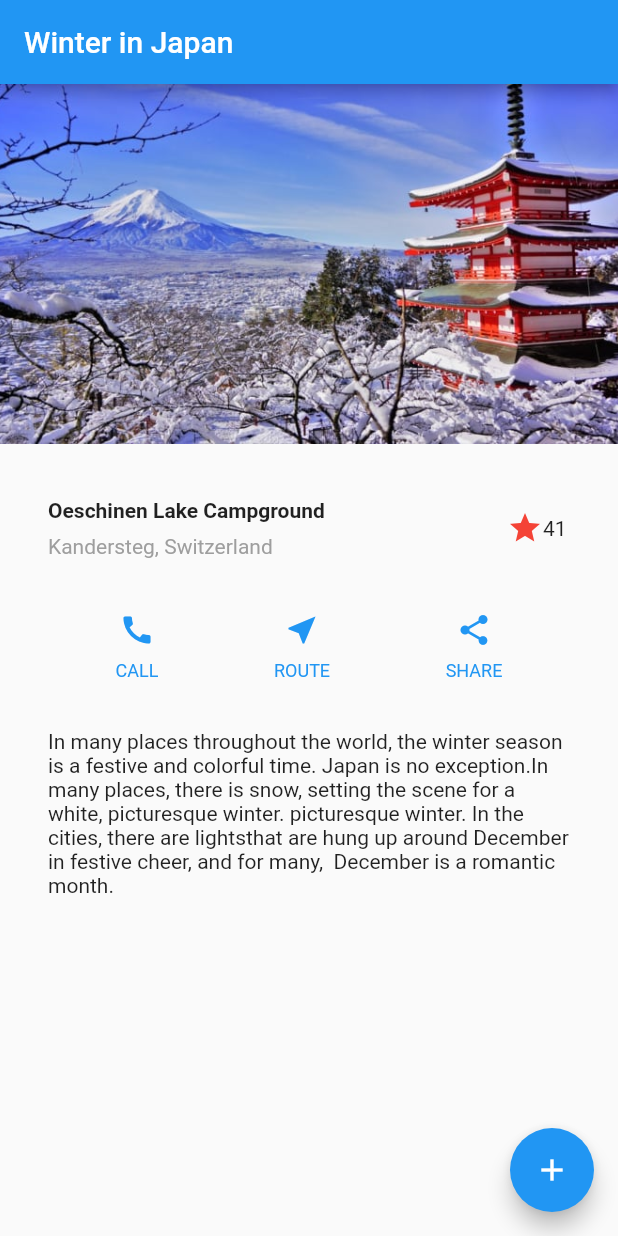
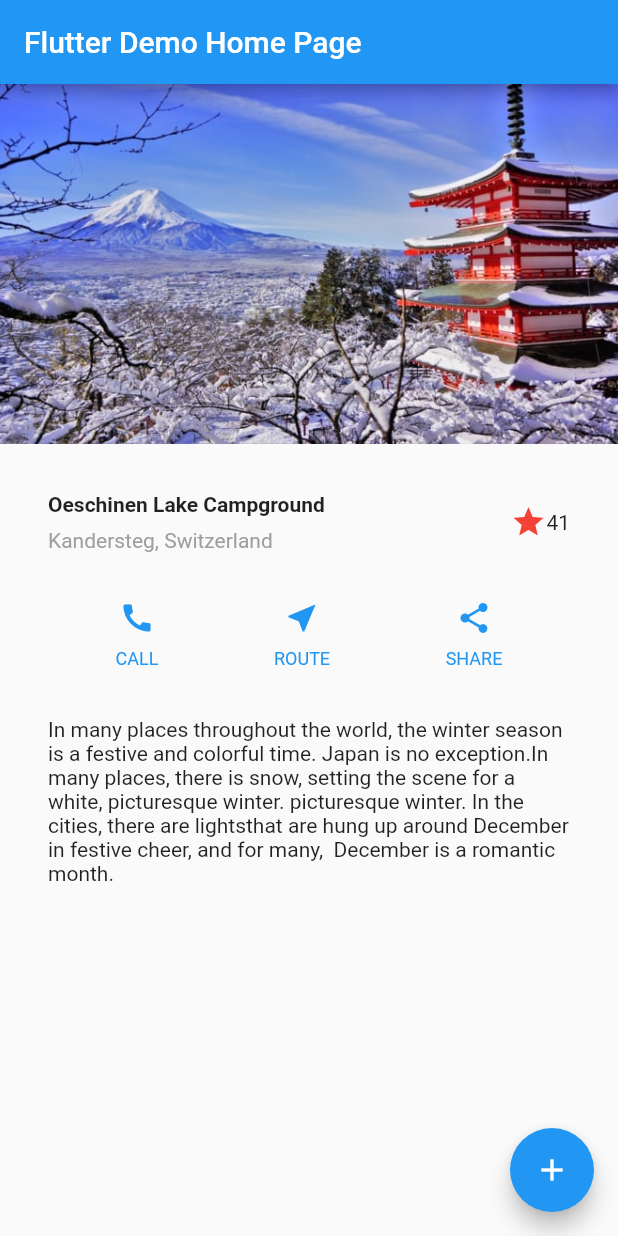
Before and after one commit to doffy0856/test-myapp, a Flutter app: the screen it shows after launch, on a phone screen of 412 x 824 dp. Run offline on Flutter 3.47's test engine with Material 2 defaults, Android fonts, the phone set to English and light mode, and no system bars.

Commit message:
first commit

```diff
--- a/lib/main.dart
+++ b/lib/main.dart
@@ -1,15 +1,10 @@
 import 'package:flutter/material.dart';
-
-import 'favoriteA.dart';
-import 'favoriteB.dart';
-import 'favoriteC.dart';
 
 void main() {
   runApp(MyApp());
 }
 
 class MyApp extends StatelessWidget {
-  // This widget is the root of your application.
   @override
   Widget build(BuildContext context) {
     return MaterialApp(
@@ -17,7 +12,7 @@ class MyApp extends StatelessWidget {
       theme: ThemeData(
         primarySwatch: Colors.blue,
       ),
-      home: MyHomePage(title: 'Winter in Japan'),
+      home: MyHomePage(title: 'Flutter Demo Home Page'),
     );
   }
 }
@@ -69,7 +64,11 @@ class _MyHomePageState extends State<MyHomePage> {
           ),
         ),
         /*3*/
-        FavoriteWidget(),
+        Icon(
+          Icons.star,
+          color: Colors.red[500],
+        ),
+        Text('41'),
       ],
     ),
   );
@@ -95,24 +94,9 @@ class _MyHomePageState extends State<MyHomePage> {
       child: Row(
         mainAxisAlignment: MainAxisAlignment.spaceEvenly,
         children: [
-          GestureDetector(
-              onTap: () {
-                Navigator.push(context,
-                    MaterialPageRoute(builder: (context) => TapboxA()));
-              },
-              child: _buildButtonColumn(color, Icons.call, 'CALL')),
-          GestureDetector(
-              onTap: () {
-                Navigator.push(context,
-                    MaterialPageRoute(builder: (context) => ParentWidget()));
-              },
-              child: _buildButtonColumn(color, Icons.near_me, 'ROUTE')),
-          GestureDetector(
-              onTap: () {
-                Navigator.push(context,
-                    MaterialPageRoute(builder: (context) => ParentWidgetC()));
-              },
-              child: _buildButtonColumn(color, Icons.share, 'SHARE')),
+          _buildButtonColumn(color, Icons.call, 'CALL'),
+          _buildButtonColumn(color, Icons.near_me, 'ROUTE'),
+          _buildButtonColumn(color, Icons.share, 'SHARE'),
         ],
       ),
     );
@@ -162,49 +146,3 @@ class _MyHomePageState extends State<MyHomePage> {
     );
   }
 }
-
-class FavoriteWidget extends StatefulWidget {
-  @override
-  _FavoriteWidgetState createState() => _FavoriteWidgetState();
-}
-
-class _FavoriteWidgetState extends State<FavoriteWidget> {
-  bool _isFavorited = true;
-  int _favoriteCount = 41;
-
-  void _toggleFavorite() {
-    setState(() {
-      if (_isFavorited) {
-        _favoriteCount -= 1;
-        _isFavorited = false;
-      } else {
-        _favoriteCount += 1;
-        _isFavorited = true;
-      }
-    });
-  }
-
-  Widget build(BuildContext context) {
-    return Row(
-      mainAxisSize: MainAxisSize.min,
-      children: [
-        Container(
-          padding: EdgeInsets.all(0),
-          child: IconButton(
-            padding: EdgeInsets.all(0),
-            alignment: Alignment.centerRight,
-            icon: (_isFavorited ? Icon(Icons.star) : Icon(Icons.star_border)),
-            color: Colors.red[500],
-            onPressed: _toggleFavorite,
-          ),
-        ),
-        SizedBox(
-          width: 18,
-          child: Container(
-            child: Text('$_favoriteCount'),
-          ),
-        ),
-      ],
-    );
-  }
-}
```
Also changed, not shown: lib/favoriteA.dart (deleted, +0 -60 lines), lib/favoriteB.dart (deleted, +0 -63 lines), lib/favoriteC.dart (deleted, +0 -94 lines).
